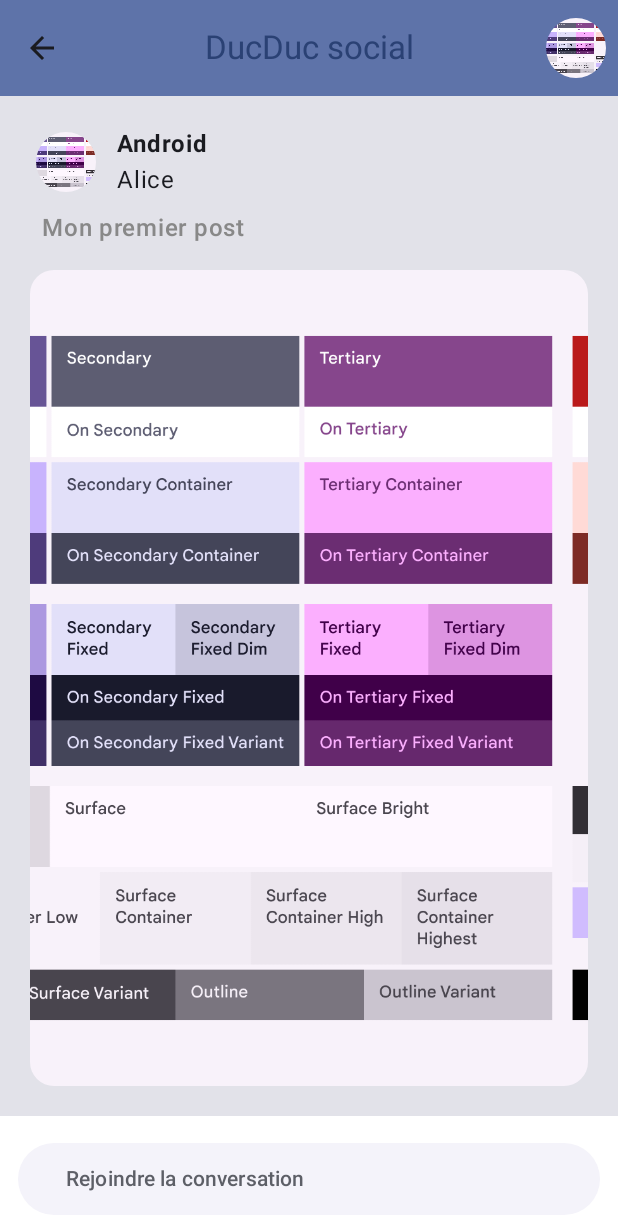
After one commit to CPNV-ES/GUI2-TAB, an Android app built with Jetpack Compose: the composable DetailScreen called with sample values from the repository, on a phone screen of 412 x 824 dp. The commit adds this screen. Shown: the top 1230 px of the screen. Run offline under Robolectric (Android 15) with nearby library versions, the phone set to English and light mode, and no system bars.

Commit message:
feat: DetailScreen

```diff
--- /dev/null
+++ b/app/src/main/java/ch/cnpv/gui2/ui/screen/DetailScreen.kt
@@ -0,0 +1,220 @@
+package ch.cnpv.gui2.ui.screen
+
+import android.graphics.pdf.models.ListItem
+import androidx.compose.foundation.Image
+import androidx.compose.foundation.layout.Arrangement
+import androidx.compose.foundation.layout.Column
+import androidx.compose.foundation.layout.Row
+import androidx.compose.foundation.layout.fillMaxSize
+import androidx.compose.foundation.layout.fillMaxWidth
+import androidx.compose.foundation.layout.height
+import androidx.compose.foundation.layout.padding
+import androidx.compose.foundation.layout.size
+import androidx.compose.foundation.shape.CircleShape
+import androidx.compose.foundation.shape.RoundedCornerShape
+import androidx.compose.material.icons.Icons
+import androidx.compose.material.icons.filled.ArrowBack
+import androidx.compose.material.icons.filled.AccountCircle
+import androidx.compose.material3.*
+import androidx.compose.runtime.*
+import androidx.compose.ui.Modifier
+import androidx.compose.ui.draw.clip
+import androidx.compose.ui.draw.clipToBounds
+import androidx.compose.ui.unit.dp
+import androidx.compose.ui.graphics.Color
+import androidx.compose.ui.graphics.RectangleShape
+import androidx.compose.ui.layout.ContentScale
+import androidx.compose.ui.res.painterResource
+import androidx.compose.ui.text.font.FontWeight
+import androidx.compose.ui.tooling.preview.Preview
+import ch.cnpv.gui2.ui.theme.AppTheme
+import ch.cnpv.gui2.R
+import ch.cnpv.gui2.data.Data
+import ch.cnpv.gui2.models.Post
+
+
+@OptIn(ExperimentalMaterial3Api::class)
+@Composable
+fun DetailScreen(
+    post: Post,
+    onBackClick: () -> Unit) {
+    val sheetState = rememberModalBottomSheetState()
+    val scope = rememberCoroutineScope()
+    var showBottomSheet by remember { mutableStateOf(false) }
+
+    Scaffold(
+        modifier = Modifier.fillMaxSize(),
+        topBar = {
+            CenterAlignedTopAppBar(
+                colors = TopAppBarDefaults.topAppBarColors(
+                    containerColor = MaterialTheme.colorScheme.primaryContainer,
+                    titleContentColor = MaterialTheme.colorScheme.primary,
+                ),
+                title = { Text("DucDuc social") },
+                navigationIcon = {
+                    IconButton(
+                        onClick = {
+                            if (showBottomSheet) {
+                                showBottomSheet = false
+                            } else {
+                                onBackClick()
+                            }
+                        }
+                    ) {
+                        Icon(Icons.Default.ArrowBack, contentDescription = "Back")
+                    }
+                },
+                actions = {
+                    IconButton(onClick = { /* do something */ }) {
+                        Image(
+                            painter = painterResource(post.image),
+                            contentDescription = "Exemple d'image",
+                            contentScale = ContentScale.Crop,
+                            modifier = Modifier
+                                .fillMaxWidth()
+                        )
+                    }
+                }
+            )
+        },
+        content = { innerPadding ->
+            Card(
+                modifier = Modifier
+                    .padding(innerPadding)
+                    .fillMaxSize(),
+                shape = RectangleShape,
+            ) {
+                Column(
+                    modifier = Modifier.padding(20.dp)
+                        .fillMaxSize()
+                ) {
+                    Row(
+
+                    ) {
+                        IconButton(
+                            onClick = { /* do something */ }) {
+                            Image(
+                                painter = painterResource(post.image),
+                                contentDescription = "Exemple d'image",
+                                contentScale = ContentScale.Crop,
+                                modifier = Modifier
+                                    .fillMaxWidth()
+                            )
+                        }
+                        Column(
+                            modifier = Modifier.padding(start = 10.dp)
+                        ) {
+                            Text(text = post.topic,
+                                fontWeight = FontWeight.Bold)
+                            Text(text = post.profil.username)
+                        }
+                    }
+                    Text(text = post.description,
+                        fontSize = MaterialTheme.typography.bodyLarge.fontSize,
+                        color = Color.Gray,
+                        fontWeight = FontWeight.Medium,
+                        modifier = Modifier.padding(8.dp)
+                    )
+                    Image(
+                        painter = painterResource(id = R.drawable.salut),
+                        contentDescription = "Exemple d'image",
+                        contentScale = ContentScale.Crop,
+                        modifier = Modifier
+                            .fillMaxWidth()
+                            .weight(1f)
+                            .padding(top = 8.dp)
+                            .clip(RoundedCornerShape(16.dp))
+                    )
+                }
+            }
+                  },
+        bottomBar = {
+            BottomAppBar(
+                containerColor = Color.White
+            ) {
+                Button(
+                    onClick = { showBottomSheet = true },
+                    modifier = Modifier
+                        .fillMaxWidth()
+                        .padding(8.dp)
+                        .height(48.dp),
+                    colors = ButtonDefaults.buttonColors(
+                        containerColor = MaterialTheme.colorScheme.surfaceContainerLow
+                    ),
+                    shape = ButtonDefaults.shape,
+                    elevation = ButtonDefaults.buttonElevation(defaultElevation = 0.dp)
+                ) {
+                    Row(
+                        modifier = Modifier.fillMaxWidth(),
+                        horizontalArrangement = Arrangement.Start
+                    ) {
+                        Text(
+                            text = "Rejoindre la conversation",
+                            color = MaterialTheme.colorScheme.outline,
+                            modifier = Modifier.padding(start = 8.dp)
+                        )
+                    }
+                }
+            }
+
+        }
+    )
+
+    if (showBottomSheet) {
+        ModalBottomSheet(
+            onDismissRequest = { showBottomSheet = false },
+            sheetState = sheetState
+        ) {
+            Column(
+                modifier = Modifier
+                    .fillMaxWidth()
+                    .padding(16.dp)
+            ) {
+                Text(
+                    text = "Commentaires (${post.comments.size})",
+                    style = MaterialTheme.typography.titleMedium,
+                    fontWeight = FontWeight.Bold
+                )
+
+                if (post.comments.isEmpty()) {
+                    Text(
+                        text = "Aucun commentaire pour l’instant",
+                        color = MaterialTheme.colorScheme.outline
+                    )
+                } else {
+                    post.comments.forEach { comment ->
+                        Row(
+                            modifier = Modifier
+                                .fillMaxWidth()
+                                .padding(vertical = 8.dp)
+                        ) {
+                            Icon(
+                                imageVector = Icons.Default.AccountCircle,
+                                contentDescription = null,
+                                modifier = Modifier.size(40.dp)
+                            )
+                            Column(modifier = Modifier.padding(start = 8.dp)) {
+                                Text(
+                                    text = comment.profil.username,
+                                    fontWeight = FontWeight.Bold
+                                )
+                                Text(text = comment.text)
+                            }
+                        }
+                    }
+                }
+            }
+        }
+    }
+}
+
+@Preview(showBackground = true)
+@Composable
+fun DetailScreenPreview() {
+    AppTheme {
+        DetailScreen(
+            post = Data.posts.first(),
+            onBackClick = {}
+        )
+    }
+}
```
Also changed, not shown: app/src/main/java/ch/cnpv/gui2/ui/AppNavHost.kt (+25 -1 lines), app/src/main/java/ch/cnpv/gui2/ui/screen/MainScreen.kt (+28 -5 lines).
